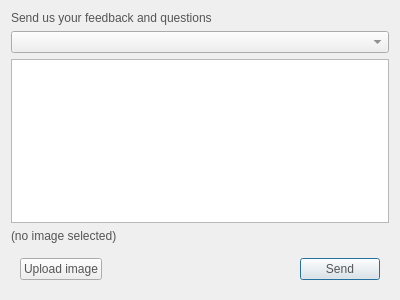
First picture: the form in src/ui/linux/TogglDesktop/feedbackdialog.ui, repository toggl-open-source/toggldesktop, before the edit.
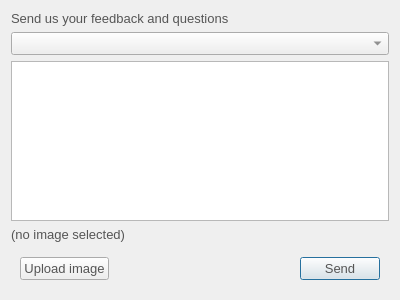
Second picture: the form after the edit.

Commit message: Set font sizes in px to avoid DPI issues (linux), #808

What changed in the file:
```diff
--- a/src/ui/linux/TogglDesktop/feedbackdialog.ui
+++ b/src/ui/linux/TogglDesktop/feedbackdialog.ui
@@ -14,7 +14,7 @@
    <string>Send Feedback</string>
   </property>
   <property name="styleSheet">
-   <string notr="true">color:rgb(85, 85, 85);</string>
+   <string notr="true">color:rgb(85, 85, 85);font-size:13px;</string>
   </property>
   <layout class="QVBoxLayout" name="verticalLayout">
    <item>
```
The commit also changes 9 other files.
